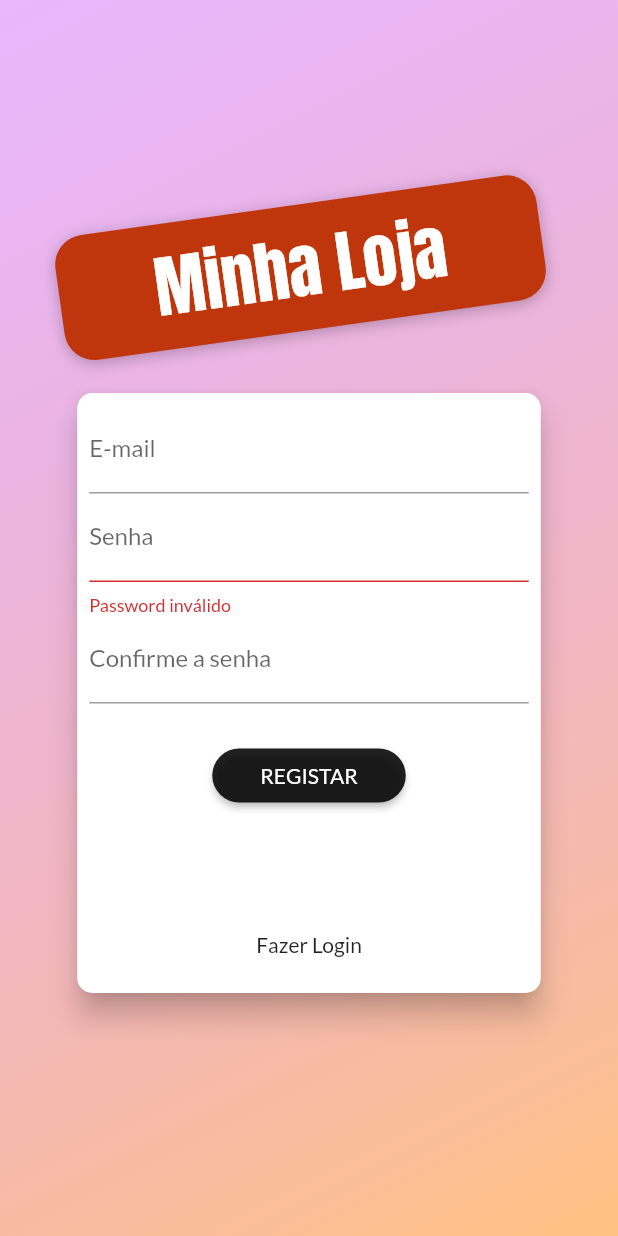
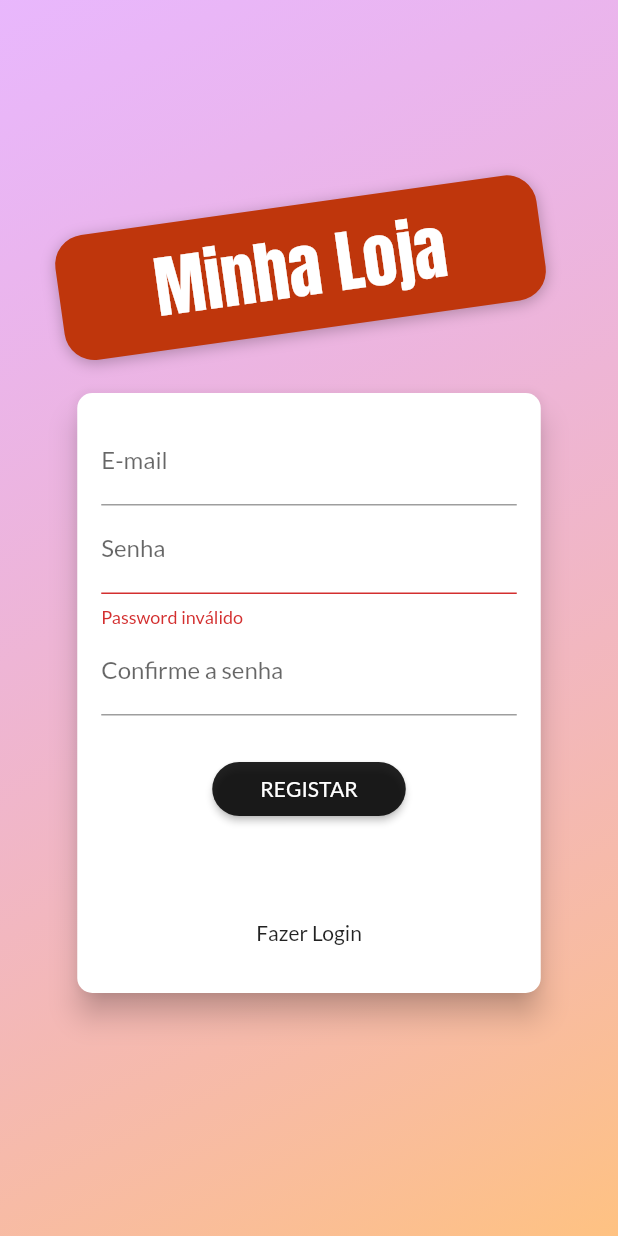
Before and after one commit to AntonioMarcosRosa/cod3r_course-shop_app, a Flutter app: the screen it shows after launch, after a tap on "ENTRAR", after a tap on "Registrar-se", on a phone screen of 412 x 824 dp. Run offline on Flutter 3.47's test engine with Material 2 defaults, Android fonts, the phone set to English and light mode, and no system bars; our stand-ins replace shared_preferences; network calls fail.

```diff
--- a/lib/components/auth_form.dart
+++ b/lib/components/auth_form.dart
@@ -1,7 +1,6 @@
 import 'package:flutter/material.dart';
 import 'package:provider/provider.dart';
 import 'package:shop/exceptions/auth_exception.dart';
-
 import '../models/auth.dart';
 
 enum AuthMode { signUp, signIn }
@@ -13,7 +12,8 @@ class AuthForm extends StatefulWidget {
   State<AuthForm> createState() => _AuthFormState();
 }
 
-class _AuthFormState extends State<AuthForm> {
+class _AuthFormState extends State<AuthForm>
+    with SingleTickerProviderStateMixin {
   final _passwordController = TextEditingController();
   final _formKey = GlobalKey<FormState>();
   bool _isLoading = false;
@@ -22,18 +22,67 @@ class _AuthFormState extends State<AuthForm> {
     'email': '',
     'password': '',
   };
+
+  AnimationController? _controller;
+  Animation<double>? _opacityAnimation;
+  Animation<Offset>? _slideAnimation;
   bool _isSingIn() => _authMode == AuthMode.signIn;
   bool _isSingUp() => _authMode == AuthMode.signUp;
 
+  @override
+  void initState() {
+    super.initState();
+
+    _controller = AnimationController(
+      vsync: this,
+      duration: const Duration(
+        milliseconds: 300,
+      ),
+    );
+
+    _opacityAnimation = Tween(
+      begin: 0.0,
+      end: 1.0,
+    ).animate(
+      CurvedAnimation(
+        parent: _controller!,
+        curve: Curves.linear,
+      ),
+    );
+
+    _slideAnimation = Tween<Offset>(
+      begin: const Offset(0, -1.5),
+      end: const Offset(0, 0),
+    ).animate(
+      CurvedAnimation(
+        parent: _controller!,
+        curve: Curves.linear,
+      ),
+    );
+  }
+
+  @override
+  void dispose() {
+    super.dispose();
+    _controller?.dispose();
+  }
+
   void _switchAuthMode() {
     setState(() {
-      _authMode = _isSingIn() ? AuthMode.signUp : AuthMode.signIn;
+      if (_isSingIn()) {
+        _authMode = AuthMode.signUp;
+        _controller?.forward();
+      } else {
+        _authMode = AuthMode.signIn;
+        _controller?.reverse();
+      }
     });
   }
 
   Future<void> _submit() async {
     final isValid = _formKey.currentState?.validate() ?? false;
     if (!isValid) {
+      print('try');
       return;
     }
     setState(() => _isLoading = true);
@@ -45,6 +94,7 @@ class _AuthFormState extends State<AuthForm> {
       if (_isSingIn()) {
         await auth.singIn(_authData['email']!, _authData['password']!);
       } else {
+        print('login');
         await auth.singUp(_authData['email']!, _authData['password']!);
       }
     } on AuthException catch (error) {
@@ -79,8 +129,10 @@ class _AuthFormState extends State<AuthForm> {
       shape: RoundedRectangleBorder(
         borderRadius: BorderRadius.circular(10),
       ),
-      child: Container(
-        padding: const EdgeInsets.all(8),
+      child: AnimatedContainer(
+        duration: const Duration(milliseconds: 300),
+        curve: Curves.linear,
+        padding: const EdgeInsets.all(16),
         height: _isSingIn() ? 310 : 400,
         width: (deviceSize.width * 0.75),
         child: Form(
@@ -113,19 +165,34 @@ class _AuthFormState extends State<AuthForm> {
                   }
                 },
               ),
-                if (_isSingUp())
-                  TextFormField(
+              AnimatedContainer(
+                constraints: BoxConstraints(
+                  minHeight: _isSingIn() ? 0 : 60,
+                  maxHeight: _isSingIn() ? 0 : 120,
+                ),
+                duration: const Duration(milliseconds: 300),
+                curve: Curves.linear,
+                child: FadeTransition(
+                  opacity: _opacityAnimation!,
+                  child: SlideTransition(
+                    position: _slideAnimation!,
+                    child: TextFormField(
                       decoration:
                           const InputDecoration(labelText: 'Confirme a senha'),
                       keyboardType: TextInputType.text,
                       obscureText: true,
-                    validator: (_passswor) {
+                      validator: _isSingIn()
+                          ? null
+                          : (_passswor) {
                               final password = _passswor ?? '';
                               if (password != _passwordController.text) {
                                 return 'Password diferente';
                               }
                               return null;
                             },
+                    ),
+                  ),
+                ),
               ),
               const SizedBox(
                 height: 24,
@@ -155,7 +222,8 @@ class _AuthFormState extends State<AuthForm> {
                 ),
               )
             ],
-            )),
+          ),
+        ),
       ),
     );
   }
--- a/lib/components/product_grid_item.dart
+++ b/lib/components/product_grid_item.dart
@@ -86,9 +86,14 @@ class ProductGridItem extends StatelessWidget {
               arguments: product,
             );
           },
-          child: Image.network(
-            product.imageUrl,
-            fit: BoxFit.cover,
+          child: Hero(
+            tag: product.id,
+            child: FadeInImage(
+              placeholder: const AssetImage(
+                  'assets\\images\\productplaceholder-210824-225547.webp'),
+              image: NetworkImage(product.imageUrl),
+              fit: BoxFit.cover,
+            ),
           ),
         ),
       ),
--- a/lib/pages/auth_page.dart
+++ b/lib/pages/auth_page.dart
@@ -23,7 +23,9 @@ class AuthPage extends StatelessWidget {
               ),
             ),
           ),
-          SizedBox(
+          Center(
+            child: SingleChildScrollView(
+              child: SizedBox(
                   width: double.infinity,
                   child: Column(
                     mainAxisAlignment: MainAxisAlignment.center,
@@ -52,12 +54,15 @@ class AuthPage extends StatelessWidget {
                           style: TextStyle(
                               fontFamily: 'Anton',
                               fontSize: 45,
-                          color: Theme.of(context).textTheme.headline6?.color),
+                              color:
+                                  Theme.of(context).textTheme.headline6?.color),
                         ),
                       ),
-                  AuthForm()
+                      const AuthForm()
                     ],
-              ))
+                  )),
+            ),
+          )
         ],
       ),
     );
--- a/lib/pages/product_detail_page.dart
+++ b/lib/pages/product_detail_page.dart
@@ -20,9 +20,12 @@ class ProductDetailPage extends StatelessWidget {
             SizedBox(
               height: 300,
               width: double.infinity,
+              child: Hero(
+                tag: product.id,
                 child: Image.network(
                   product.imageUrl,
                   fit: BoxFit.cover,
+                ),
               ),
             ),
             const SizedBox(
@@ -45,9 +48,17 @@ class ProductDetailPage extends StatelessWidget {
                 product.description,
                 textAlign: TextAlign.center,
               ),
+            ),
+            const SizedBox(
+              height: 1000,
+            ),
+            const Text(
+              'FIM',
+              textAlign: TextAlign.center,
             )
           ],
-      )),
+        ),
+      ),
     );
   }
 }
--- a/pubspec.yaml
+++ b/pubspec.yaml
@@ -64,8 +64,8 @@ flutter:
   uses-material-design: true
 
   # To add assets to your application, add an assets section, like this:
-  # assets:
-  #   - images/a_dot_burr.jpeg
+  assets:
+    - assets\images\productplaceholder-210824-225547.webp
   #   - images/a_dot_ham.jpeg
 
   # An image asset can refer to one or more resolution-specific "variants", see
```
Also changed, not shown: assets/images/productplaceholder-210824-225547.webp (added). Lines whose indentation alone changed are shown as unchanged.
